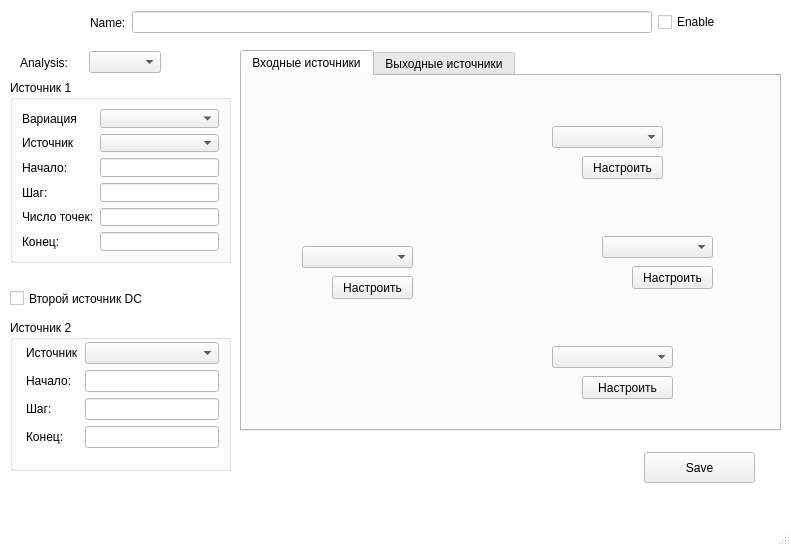
maluginp/Tsunami, file src/Tsunami/AnalysisWindow.ui: the form before one commit.
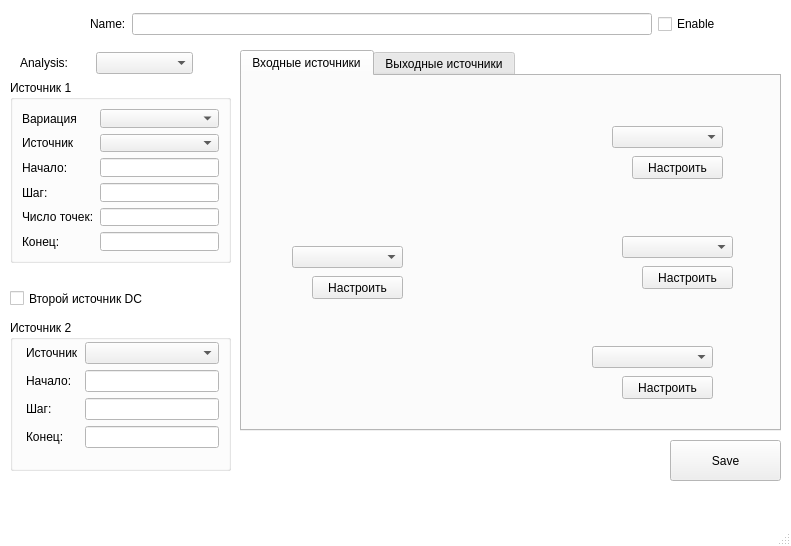
The form after the commit. Icons and pictures are not drawn.

Patch:
```diff
--- a/src/Tsunami/AnalysisWindow.ui
+++ b/src/Tsunami/AnalysisWindow.ui
@@ -181,13 +181,13 @@
     <property name="title">
      <string>Источник 2</string>
     </property>
-    <widget class="QWidget" name="">
+    <widget class="QWidget" name="layoutWidget">
      <property name="geometry">
       <rect>
        <x>16</x>
        <y>22</y>
        <width>193</width>
-       <height>112</height>
+       <height>115</height>
       </rect>
      </property>
      <layout class="QFormLayout" name="formLayout_2">
@@ -237,10 +237,10 @@
    <widget class="QPushButton" name="saveButton">
     <property name="geometry">
      <rect>
-      <x>644</x>
-      <y>452</y>
+      <x>670</x>
+      <y>440</y>
       <width>111</width>
-      <height>31</height>
+      <height>41</height>
      </rect>
     </property>
     <property name="text">
@@ -266,7 +266,7 @@
      <widget class="QComboBox" name="node3TypeComboBox">
       <property name="geometry">
        <rect>
-        <x>310</x>
+        <x>350</x>
         <y>270</y>
         <width>121</width>
         <height>22</height>
@@ -276,7 +276,7 @@
      <widget class="QComboBox" name="node4TypeComboBox">
       <property name="geometry">
        <rect>
-        <x>360</x>
+        <x>380</x>
         <y>160</y>
         <width>111</width>
         <height>22</height>
@@ -286,9 +286,9 @@
      <widget class="QPushButton" name="node4ParamsButton">
       <property name="geometry">
        <rect>
-        <x>390</x>
+        <x>400</x>
         <y>190</y>
-        <width>81</width>
+        <width>91</width>
         <height>23</height>
        </rect>
       </property>
@@ -299,9 +299,9 @@
      <widget class="QPushButton" name="node2ParamsButton">
       <property name="geometry">
        <rect>
-        <x>90</x>
+        <x>70</x>
         <y>200</y>
-        <width>81</width>
+        <width>91</width>
         <height>23</height>
        </rect>
       </property>
@@ -312,7 +312,7 @@
      <widget class="QPushButton" name="node3ParamsButton">
       <property name="geometry">
        <rect>
-        <x>340</x>
+        <x>380</x>
         <y>300</y>
         <width>91</width>
         <height>23</height>
@@ -325,7 +325,7 @@
      <widget class="QComboBox" name="node2TypeComboBox">
       <property name="geometry">
        <rect>
-        <x>60</x>
+        <x>50</x>
         <y>170</y>
         <width>111</width>
         <height>22</height>
@@ -335,7 +335,7 @@
      <widget class="QComboBox" name="node1TypeComboBox">
       <property name="geometry">
        <rect>
-        <x>310</x>
+        <x>370</x>
         <y>50</y>
         <width>111</width>
         <height>22</height>
@@ -361,9 +361,9 @@
      <widget class="QPushButton" name="node1ParamsButton">
       <property name="geometry">
        <rect>
-        <x>340</x>
+        <x>390</x>
         <y>80</y>
-        <width>81</width>
+        <width>91</width>
         <height>23</height>
        </rect>
       </property>
@@ -466,7 +466,7 @@
       <x>90</x>
       <y>10</y>
       <width>631</width>
-      <height>25</height>
+      <height>28</height>
      </rect>
     </property>
     <layout class="QHBoxLayout" name="horizontalLayout">
@@ -489,13 +489,13 @@
      </item>
     </layout>
    </widget>
-   <widget class="QWidget" name="">
+   <widget class="QWidget" name="layoutWidget">
     <property name="geometry">
      <rect>
       <x>20</x>
       <y>50</y>
-      <width>141</width>
-      <height>25</height>
+      <width>173</width>
+      <height>26</height>
      </rect>
     </property>
     <layout class="QHBoxLayout" name="horizontalLayout_2">
```
Left out of the diff: 2 changed lines with no effect on the pictures.
